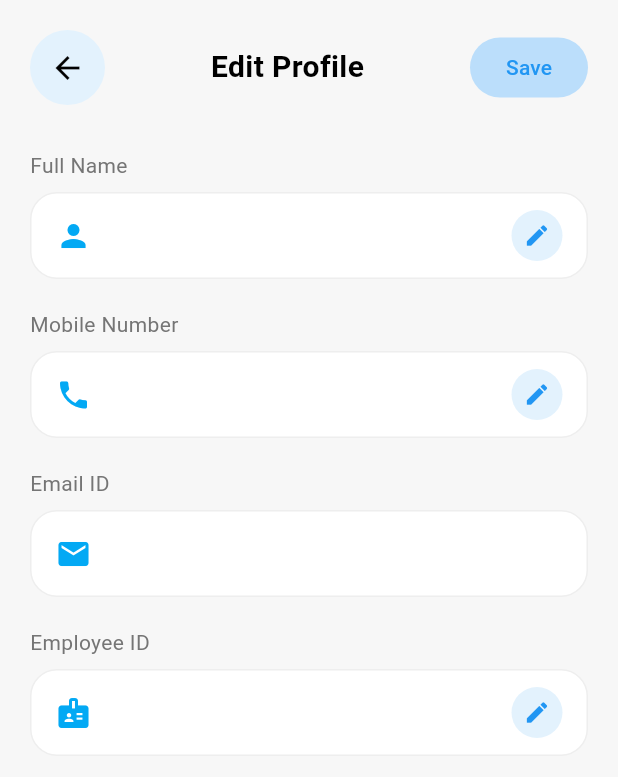
After one commit to kinjal-ascendion/AcePool, a Flutter app: the ProfilePage screen opened directly, after a tap on "Edit Profile", on a phone screen of 412 x 824 dp. The commit adds this screen. Shown: the top 777 px of the screen. Run offline on Flutter 3.47's test engine with Material 3 defaults, Android fonts, the phone set to English and light mode, and no system bars; our stand-ins replace cloud_firestore, equatable, firebase_auth, firebase_core, flutter_bloc, get_it and 1 more; accounts and stored records are empty.

Commit message:
Add profile enhancements

```diff
--- /dev/null
+++ b/lib/features/profile/presentation/pages/edit_profile_page.dart
@@ -0,0 +1,255 @@
+import 'package:cloud_firestore/cloud_firestore.dart';
+import 'package:firebase_auth/firebase_auth.dart';
+import 'package:firebase_core/firebase_core.dart';
+import 'package:flutter/material.dart';
+
+class EditProfilePage extends StatefulWidget {
+  final String fullName;
+  final String employeeId;
+  final String mobile;
+
+  const EditProfilePage({
+    super.key,
+    required this.fullName,
+    required this.employeeId,
+    required this.mobile,
+  });
+
+  @override
+  State<EditProfilePage> createState() => _EditProfilePageState();
+}
+
+class _EditProfilePageState extends State<EditProfilePage> {
+  late final TextEditingController _nameController;
+  late final TextEditingController _employeeIdController;
+  late final TextEditingController _mobileController;
+  late final TextEditingController _emailController;
+
+  bool _isSaving = false;
+
+  @override
+  void initState() {
+    super.initState();
+
+    _nameController =
+        TextEditingController(text: widget.fullName);
+
+    _employeeIdController =
+        TextEditingController(text: widget.employeeId);
+
+    _mobileController =
+        TextEditingController(text: widget.mobile);
+
+    _emailController = TextEditingController(
+      text: FirebaseAuth.instance.currentUser?.email ?? '',
+    );
+  }
+
+  @override
+  void dispose() {
+    _nameController.dispose();
+    _employeeIdController.dispose();
+    _mobileController.dispose();
+    _emailController.dispose();
+    super.dispose();
+  }
+
+  Future<void> _saveProfile() async {
+    try {
+      setState(() => _isSaving = true);
+
+      final uid = FirebaseAuth.instance.currentUser!.uid;
+
+      await FirebaseFirestore.instanceFor(
+        app: Firebase.app(),
+        databaseId: 'acepool',
+      ).collection('users').doc(uid).update({
+        'fullName': _nameController.text.trim(),
+        'employeeId': _employeeIdController.text.trim(),
+        'mobile': _mobileController.text.trim(),
+      });
+
+      if (mounted) {
+        Navigator.pop(context, true);
+      }
+    } catch (e) {
+      ScaffoldMessenger.of(context).showSnackBar(
+        SnackBar(content: Text('Failed to save profile: $e')),
+      );
+    } finally {
+      if (mounted) {
+        setState(() => _isSaving = false);
+      }
+    }
+  }
+
+  Widget _buildField({
+    required String label,
+    required IconData icon,
+    required TextEditingController controller,
+    bool enabled = true,
+    TextInputType keyboardType = TextInputType.text,
+  }) {
+    return Column(
+      crossAxisAlignment: CrossAxisAlignment.start,
+      children: [
+        Text(
+          label,
+          style: TextStyle(
+            color: Colors.grey.shade600,
+            fontSize: 14,
+          ),
+        ),
+
+        const SizedBox(height: 8),
+
+        Container(
+          padding: const EdgeInsets.symmetric(
+            horizontal: 16,
+            vertical: 4,
+          ),
+          decoration: BoxDecoration(
+            color: Colors.white,
+            borderRadius: BorderRadius.circular(18),
+            border: Border.all(
+              color: Colors.grey.shade200,
+            ),
+          ),
+          child: Row(
+            children: [
+              Icon(
+                icon,
+                color: Colors.lightBlue,
+              ),
+
+              const SizedBox(width: 12),
+
+              Expanded(
+                child: TextField(
+                  controller: controller,
+                  enabled: enabled,
+                  keyboardType: keyboardType,
+                  decoration: const InputDecoration(
+                    border: InputBorder.none,
+                  ),
+                ),
+              ),
+
+              if (enabled)
+                Container(
+                  padding: const EdgeInsets.all(8),
+                  decoration: BoxDecoration(
+                    color: Colors.blue.shade50,
+                    shape: BoxShape.circle,
+                  ),
+                  child: const Icon(
+                    Icons.edit,
+                    size: 18,
+                    color: Colors.blue,
+                  ),
+                ),
+            ],
+          ),
+        ),
+      ],
+    );
+  }
+
+  @override
+  Widget build(BuildContext context) {
+    return Scaffold(
+      backgroundColor: const Color(0xFFF7F7F7),
+      body: SafeArea(
+        child: SingleChildScrollView(
+          padding: const EdgeInsets.all(20),
+          child: Column(
+            children: [
+              Row(
+                children: [
+                  Container(
+                    height: 50,
+                    width: 50,
+                    decoration: BoxDecoration(
+                      color: Colors.blue.shade50,
+                      shape: BoxShape.circle,
+                    ),
+                    child: IconButton(
+                      icon: const Icon(Icons.arrow_back),
+                      onPressed: () => Navigator.pop(context),
+                    ),
+                  ),
+
+                  const Spacer(),
+
+                  const Text(
+                    "Edit Profile",
+                    style: TextStyle(
+                      fontSize: 20,
+                      fontWeight: FontWeight.w600,
+                    ),
+                  ),
+
+                  const Spacer(),
+
+                  ElevatedButton(
+                    onPressed:
+                        _isSaving ? null : _saveProfile,
+                    style: ElevatedButton.styleFrom(
+                      backgroundColor: Colors.blue.shade100,
+                      foregroundColor: Colors.blue,
+                      elevation: 0,
+                      shape: const StadiumBorder(),
+                    ),
+                    child: _isSaving
+                        ? const SizedBox(
+                            width: 18,
+                            height: 18,
+                            child: CircularProgressIndicator(
+                              strokeWidth: 2,
+                            ),
+                          )
+                        : const Text("Save"),
+                  ),
+                ],
+              ),
+
+              const SizedBox(height: 30),
+
+              _buildField(
+                label: "Full Name",
+                icon: Icons.person,
+                controller: _nameController,
+              ),
+
+              const SizedBox(height: 20),
+
+              _buildField(
+                label: "Mobile Number",
+                icon: Icons.phone,
+                controller: _mobileController,
+                keyboardType: TextInputType.phone,
+              ),
+
+              const SizedBox(height: 20),
+
+              _buildField(
+                label: "Email ID",
+                icon: Icons.email,
+                controller: _emailController,
+                enabled: false,
+              ),
+
+              const SizedBox(height: 20),
+
+              _buildField(
+                label: "Employee ID",
+                icon: Icons.badge,
+                controller: _employeeIdController,
+              ),
+            ],
+          ),
+        ),
+      ),
+    );
+  }
+}
--- a/lib/features/profile/presentation/pages/profile_page.dart
+++ b/lib/features/profile/presentation/pages/profile_page.dart
@@ -2,9 +2,135 @@ import 'package:cloud_firestore/cloud_firestore.dart';
 import 'package:firebase_auth/firebase_auth.dart';
 import 'package:firebase_core/firebase_core.dart';
 import 'package:flutter/material.dart';
+import 'edit_profile_page.dart';
+import 'package:acepool/features/home/presentation/pages/location_search_page.dart';
 
-class ProfilePage extends StatelessWidget {
+class ProfilePage extends StatefulWidget {
   const ProfilePage({super.key});
+
+  @override
+  State<ProfilePage> createState() => _ProfilePageState();
+}
+
+class _ProfilePageState extends State<ProfilePage> {
+
+  double _calculateProfileCompletion(
+  Map<String, dynamic>? data,
+) {
+  if (data == null) return 0;
+
+  int completed = 0;
+
+  if ((data['fullName'] ?? '').toString().isNotEmpty) {
+    completed++;
+  }
+
+  if ((data['employeeId'] ?? '').toString().isNotEmpty) {
+    completed++;
+  }
+
+  if ((data['mobile'] ?? '').toString().isNotEmpty) {
+    completed++;
+  }
+
+  if ((data['homeAddress'] ?? '').toString().isNotEmpty) {
+    completed++;
+  }
+
+  if ((data['officeAddress'] ?? '').toString().isNotEmpty) {
+    completed++;
+  }
+
+  if ((data['profileImageUrl'] ?? '').toString().isNotEmpty) {
+    completed++;
+  }
+
+  return completed / 6;
+}
+
+  Future<QuerySnapshot<Map<String, dynamic>>> _fetchVehicles() {
+  final uid = FirebaseAuth.instance.currentUser!.uid;
+
+  return FirebaseFirestore.instanceFor(
+    app: Firebase.app(),
+    databaseId: 'acepool',
+  )
+      .collection('users')
+      .doc(uid)
+      .collection('vehicles')
+      .get();
+}
+
+  Future<void> _showAddVehicleDialog() async {
+  final nameController = TextEditingController();
+  final colorController = TextEditingController();
+  final numberController = TextEditingController();
+
+  await showDialog(
+    context: context,
+    builder: (_) => AlertDialog(
+      title: const Text('Add Vehicle'),
+      content: SingleChildScrollView(
+        child: Column(
+          mainAxisSize: MainAxisSize.min,
+          children: [
+            TextField(
+              controller: nameController,
+              decoration: const InputDecoration(
+                labelText: 'Vehicle Name',
+              ),
+            ),
+
+            TextField(
+              controller: colorController,
+              decoration: const InputDecoration(
+                labelText: 'Color',
+              ),
+            ),
+
+            TextField(
+              controller: numberController,
+              decoration: const InputDecoration(
+                labelText: 'Registration Number',
+              ),
+            ),
+          ],
+        ),
+      ),
+      actions: [
+        TextButton(
+          onPressed: () => Navigator.pop(context),
+          child: const Text('Cancel'),
+        ),
+        ElevatedButton(
+          onPressed: () async {
+            final uid =
+                FirebaseAuth.instance.currentUser!.uid;
+
+            await FirebaseFirestore.instanceFor(
+              app: Firebase.app(),
+              databaseId: 'acepool',
+            )
+                .collection('users')
+                .doc(uid)
+                .collection('vehicles')
+                .add({
+              'name': nameController.text.trim(),
+              'color': colorController.text.trim(),
+              'number': numberController.text.trim(),
+            });
+
+            if (mounted) {
+              Navigator.pop(context);
+              setState(() {});
+            }
+          },
+          child: const Text('Add'),
+        ),
+      ],
+    ),
+  );
+}
 
   Future<Map<String, dynamic>?> _fetchUserData() async {
     final uid = FirebaseAuth.instance.currentUser?.uid;
@@ -25,10 +151,17 @@ class ProfilePage extends StatelessWidget {
           future: _fetchUserData(),
           builder: (context, snapshot) {
             final data = snapshot.data;
+            final profileCompletion =
+    _calculateProfileCompletion(data);
+
+final profilePercentage =
+    (profileCompletion * 100).round();
             final fullName = data?['fullName'] as String? ?? '';
             final employeeId = data?['employeeId'] as String? ?? '';
             final email = data?['email'] as String? ?? '';
             final mobile = data?['mobile'] as String? ?? '';
+            final homeAddress = data?['homeAddress'] as String? ?? '';
+            final officeAddress = data?['officeAddress'] as String? ?? '';
 
             final isLoading =
                 snapshot.connectionState == ConnectionState.waiting;
@@ -47,7 +180,7 @@ class ProfilePage extends StatelessWidget {
                         width: 120,
                         height: 120,
                         child: CircularProgressIndicator(
-                          value: 1.0,
+                          value: profileCompletion,
                           strokeWidth: 5,
                           color: Colors.green,
                           backgroundColor: Colors.green.shade100,
@@ -56,13 +189,12 @@ class ProfilePage extends StatelessWidget {
                       CircleAvatar(
   radius: 50,
   backgroundColor: Colors.grey.shade300,
-                        child: isLoading
-                            ? const CircularProgressIndicator(strokeWidth: 2)
-                            : Text(
+  child: Text(
     fullName.isNotEmpty
         ? fullName
             .trim()
             .split(' ')
+            .where((w) => w.isNotEmpty)
             .take(2)
             .map((w) => w[0].toUpperCase())
             .join()
@@ -85,8 +217,8 @@ class ProfilePage extends StatelessWidget {
                             color: Colors.green,
                             borderRadius: BorderRadius.circular(10),
                           ),
-                          child: const Text(
-                            '100%',
+                          child: Text(
+                            '$profilePercentage%',
                             style: TextStyle(
                               color: Colors.white,
                               fontSize: 12,
@@ -125,18 +257,24 @@ class ProfilePage extends StatelessWidget {
                   const SizedBox(height: 20),
 
                   OutlinedButton.icon(
-                    onPressed: () {},
+  onPressed: () async {
+    final updated = await Navigator.push(
+      context,
+      MaterialPageRoute(
+        builder: (_) => EditProfilePage(
+          fullName: fullName,
+          employeeId: employeeId,
+          mobile: mobile,
+        ),
+      ),
+    );
+
+    if (updated == true) {
+      setState(() {});
+    }
+  },
   icon: const Icon(Icons.edit),
   label: const Text('Edit Profile'),
-                    style: OutlinedButton.styleFrom(
-                      padding: const EdgeInsets.symmetric(
-                        horizontal: 24,
-                        vertical: 12,
-                      ),
-                      shape: RoundedRectangleBorder(
-                        borderRadius: BorderRadius.circular(30),
-                      ),
-                    ),
 ),
 
                   const SizedBox(height: 30),
@@ -179,34 +317,77 @@ class ProfilePage extends StatelessWidget {
                   const SizedBox(height: 12),
 
                   _placeCard(
+  context,
   icon: Icons.home,
   title: 'Home',
-                    address: 'Serenity Stays',
+  address: homeAddress.isNotEmpty
+      ? homeAddress
+      : 'Add Home Address',
 ),
 
 const SizedBox(height: 12),
 
 _placeCard(
+  context,
   icon: Icons.business,
   title: 'Office',
-                    address: 'Prestige Sky Tech',
+  address: officeAddress.isNotEmpty
+      ? officeAddress
+      : 'Add Office Address',
 ),
 
                   const SizedBox(height: 30),
 
-                  Align(
-                    alignment: Alignment.centerLeft,
-                    child: Text(
+                  Row(
+  mainAxisAlignment: MainAxisAlignment.spaceBetween,
+  children: [
+    Text(
       'Favourite Vehicles',
       style: Theme.of(context).textTheme.titleLarge,
     ),
+    IconButton(
+      icon: const Icon(Icons.add_circle_outline),
+      onPressed: _showAddVehicleDialog,
+    ),
+  ],
 ),
 
                   const SizedBox(height: 12),
 
-                  _vehicleCard(
-                    title: 'Tata Harrier',
-                    subtitle: 'Black • 4910',
+                  FutureBuilder<QuerySnapshot<Map<String, dynamic>>>(
+  future: _fetchVehicles(),
+  builder: (context, snapshot) {
+
+    if (!snapshot.hasData) {
+      return const CircularProgressIndicator();
+    }
+
+    final vehicles = snapshot.data!.docs;
+
+    if (vehicles.isEmpty) {
+      return const Text(
+        'No vehicles added',
+      );
+    }
+
+    return Column(
+      children: vehicles.map((vehicle) {
+
+        final data = vehicle.data();
+
+        return Padding(
+          padding: const EdgeInsets.only(bottom: 12),
+          child: _vehicleCard(
+            vehicleId: vehicle.id,
+            title: data['name'] ?? '',
+            subtitle:
+                '${data['color']} • ${data['number']}',
+          ),
+        );
+
+      }).toList(),
+    );
+  },
 ),
 
                   const SizedBox(height: 12),
@@ -233,7 +414,8 @@ class ProfilePage extends StatelessWidget {
     );
   }
 
-  static Widget _placeCard({
+  Widget _placeCard(
+    BuildContext context,{
     required IconData icon,
     required String title,
     required String address,
@@ -243,12 +425,42 @@ class ProfilePage extends StatelessWidget {
         leading: Icon(icon),
         title: Text(title),
         subtitle: Text(address),
-        trailing: const Icon(Icons.edit),
+        trailing: IconButton(
+  icon: const Icon(Icons.edit),
+  onPressed: () async {
+  final result = await Navigator.push<String>(
+    context,
+    MaterialPageRoute(
+      builder: (_) => LocationSearchPage(
+        title: 'Search $title Location',
+      ),
+    ),
+  );
+
+  if (result != null && result.isNotEmpty) {
+    final uid = FirebaseAuth.instance.currentUser!.uid;
+
+    await FirebaseFirestore.instanceFor(
+      app: Firebase.app(),
+      databaseId: 'acepool',
+    ).collection('users').doc(uid).update({
+      title == 'Home'
+          ? 'homeAddress'
+          : 'officeAddress': result,
+    });
+
+    if (context.mounted) {
+      setState(() {});
+    }
+  }
+},
+),
       ),
     );
   }
 
-  static Widget _vehicleCard({
+  Widget _vehicleCard({
+    required String vehicleId,
     required String title,
     required String subtitle,
   }) {
@@ -257,9 +469,28 @@ class ProfilePage extends StatelessWidget {
         leading: const Icon(Icons.directions_car),
         title: Text(title),
         subtitle: Text(subtitle),
-        trailing: const Icon(
+        trailing: IconButton(
+  icon: const Icon(
     Icons.delete_outline,
     color: Colors.red,
+  ),
+  onPressed: () async {
+
+    final uid =
+        FirebaseAuth.instance.currentUser!.uid;
+
+    await FirebaseFirestore.instanceFor(
+      app: Firebase.app(),
+      databaseId: 'acepool',
+    )
+        .collection('users')
+        .doc(uid)
+        .collection('vehicles')
+        .doc(vehicleId)
+        .delete();
+
+    setState(() {});
+  },
 ),
       ),
     );
```
Lines whose indentation alone changed are shown as unchanged.
